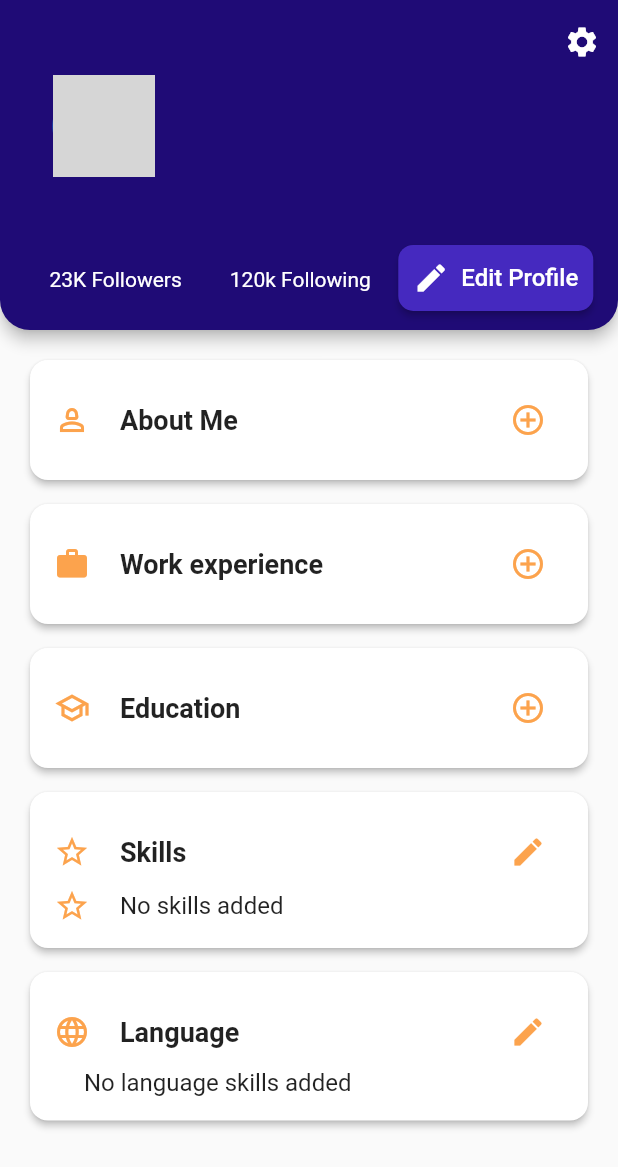
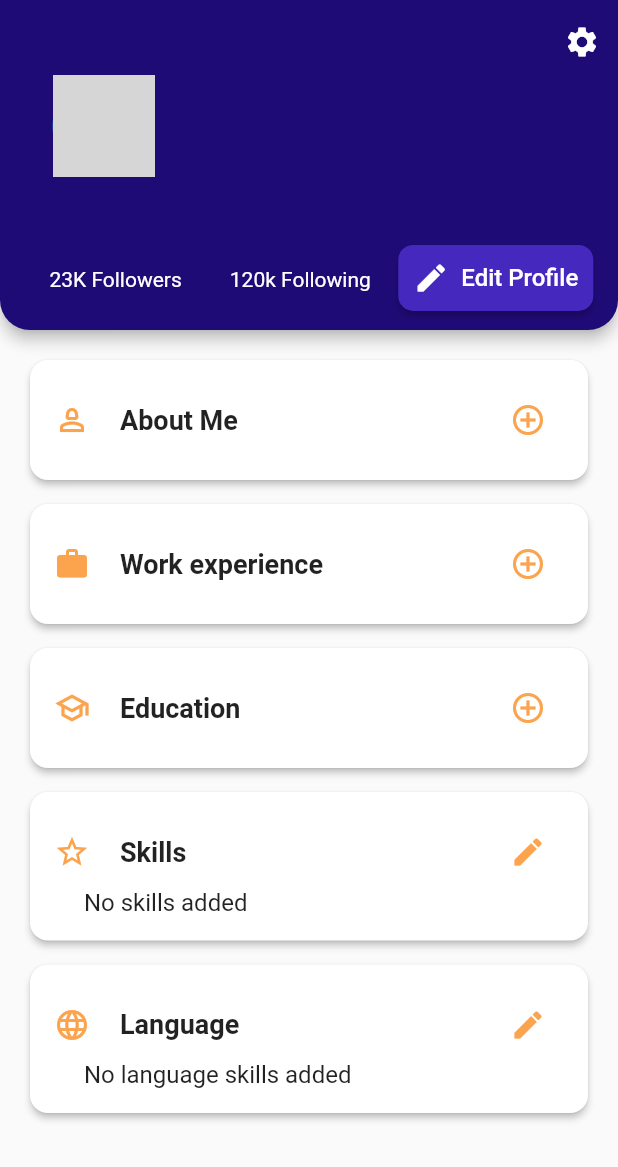
Before and after one commit to UMESH-042/Gigs, a Flutter app: the ProfilePage screen opened directly with empty values, on a phone screen of 412 x 824 dp. Shown: the top 1167 px of the screen. Run offline on Flutter 3.47's test engine with Material 2 defaults, Android fonts, the phone set to English and light mode, and no system bars; our stand-ins replace animated_splash_screen, cached_network_image, cloud_firestore, curved_navigation_bar, firebase_auth, firebase_core and 7 more; missing offline and left inert: external_app_launcher; accounts and stored records are empty; network calls fail; grey boxes are pictures that could not be loaded.

Commit message:
Removed Star_outline icon

```diff
--- a/lib/view/Porfile/Profile_page.dart
+++ b/lib/view/Porfile/Profile_page.dart
@@ -797,10 +797,10 @@ class Skills extends StatelessWidget {
             if (skills == null || skills!.isEmpty)
               Row(
                 children: [
-                  Icon(
-                    Icons.star_outline,
-                    color: Color(0xFFFCA34D),
-                  ),
+                  // Icon(
+                  //   Icons.star_outline,
+                  //   color: Color(0xFFFCA34D),
+                  // ),
                   SizedBox(width: 20),
                   Column(
                     crossAxisAlignment: CrossAxisAlignment.start,
```
